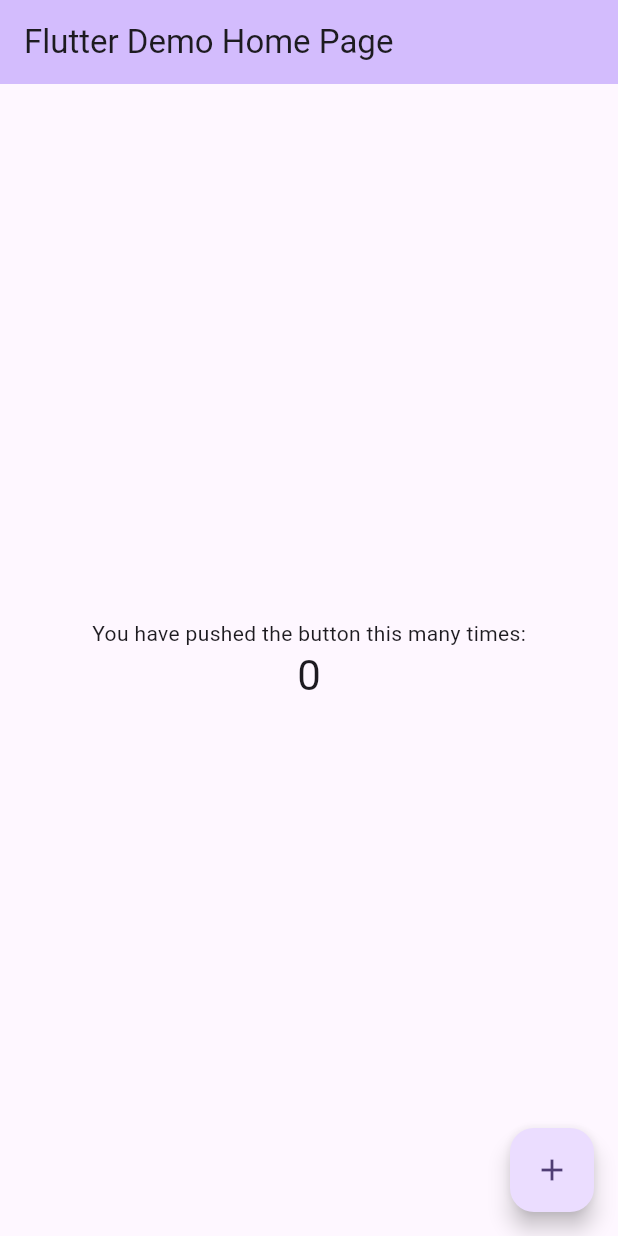
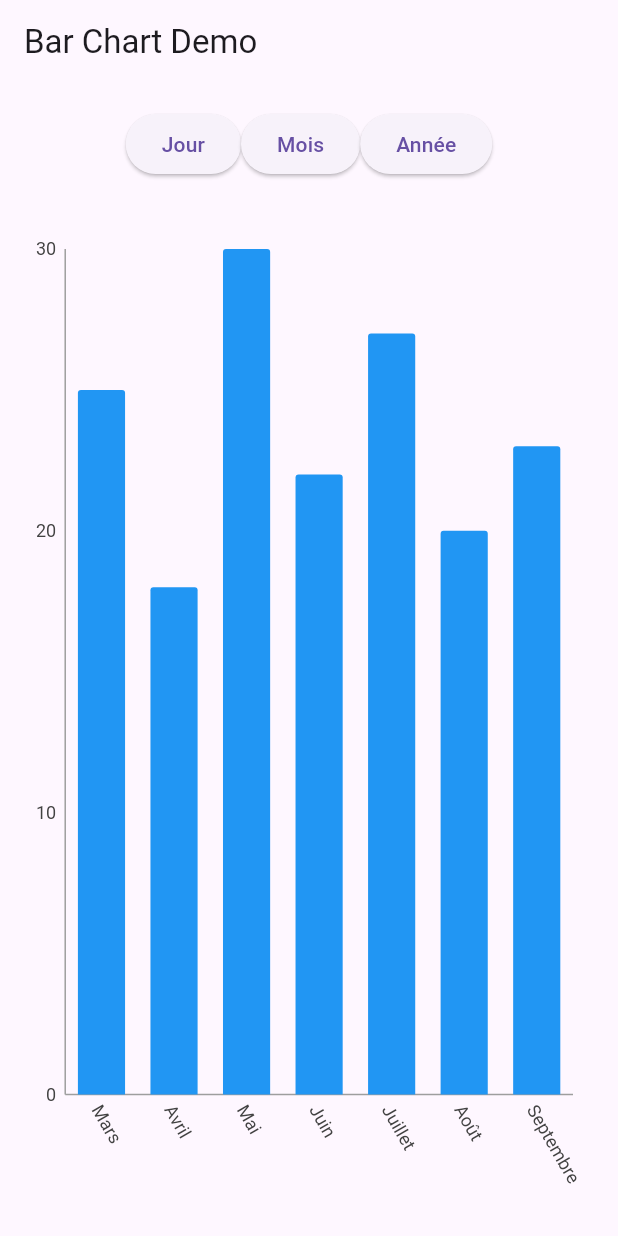
Before and after one commit to omarito47/graphic_chart, a Flutter app: the screen it shows after launch, on a phone screen of 412 x 824 dp. Run offline on Flutter 3.47's test engine with Material 3 defaults, Android fonts, the phone set to English and light mode, and no system bars; our stand-ins replace charts_flutter.

Commit message:
chart bar

```diff
--- /dev/null
+++ b/assets/data.json
@@ -0,0 +1,137 @@
+{
+    "tournées": [
+      {
+        "mois": "Mars",
+        "année": 2023,
+        "réalisés": 25,
+        "date": [
+          {
+            "jour": 12,
+            "réalisés": 1
+          },
+          {
+            "jour": 17,
+            "réalisés": 3
+          },
+          {
+            "jour": 25,
+            "réalisés": 2
+          }
+        ]
+      },
+      {
+        "mois": "Avril",
+        "année": 2023,
+        "réalisés": 18,
+        "date": [
+          {
+            "jour": 5,
+            "réalisés": 2
+          },
+          {
+            "jour": 14,
+            "réalisés": 1
+          },
+          {
+            "jour": 23,
+            "réalisés": 3
+          }
+        ]
+      },
+      {
+        "mois": "Mai",
+        "année": 2023,
+        "réalisés": 30,
+        "date": [
+          {
+            "jour": 2,
+            "réalisés": 4
+          },
+          {
+            "jour": 10,
+            "réalisés": 2
+          },
+          {
+            "jour": 19,
+            "réalisés": 3
+          }
+        ]
+      },
+      {
+        "mois": "Juin",
+        "année": 2023,
+        "réalisés": 22,
+        "date": [
+          {
+            "jour": 7,
+            "réalisés": 1
+          },
+          {
+            "jour": 16,
+            "réalisés": 2
+          },
+          {
+            "jour": 28,
+            "réalisés": 3
+          }
+        ]
+      },
+      {
+        "mois": "Juillet",
+        "année": 2023,
+        "réalisés": 27,
+        "date": [
+          {
+            "jour": 4,
+            "réalisés": 2
+          },
+          {
+            "jour": 13,
+            "réalisés": 3
+          },
+          {
+            "jour": 21,
+            "réalisés": 1
+          }
+        ]
+      },
+      {
+        "mois": "Août",
+        "année": 2023,
+        "réalisés": 20,
+        "date": [
+          {
+            "jour": 8,
+            "réalisés": 1
+          },
+          {
+            "jour": 16,
+            "réalisés": 2
+          },
+          {
+            "jour": 25,
+            "réalisés": 1
+          }
+        ]
+      },
+      {
+        "mois": "Septembre",
+        "année": 2023,
+        "réalisés": 23,
+        "date": [
+          {
+            "jour": 2,
+            "réalisés": 2
+          },
+          {
+            "jour": 10,
+            "réalisés": 3
+          },
+          {
+            "jour": 19,
+            "réalisés": 1
+          }
+        ]
+      }
+    ]
+  }
--- a/lib/main.dart
+++ b/lib/main.dart
@@ -1,125 +1,223 @@
 import 'package:flutter/material.dart';
+import 'package:charts_flutter/flutter.dart' as charts;
 
-void main() {
-  runApp(const MyApp());
-}
+void main() => runApp(MyApp());
 
 class MyApp extends StatelessWidget {
-  const MyApp({super.key});
-
-  // This widget is the root of your application.
   @override
   Widget build(BuildContext context) {
     return MaterialApp(
-      title: 'Flutter Demo',
+      title: 'Bar Chart Demo',
       theme: ThemeData(
-        // This is the theme of your application.
-        //
-        // TRY THIS: Try running your application with "flutter run". You'll see
-        // the application has a purple toolbar. Then, without quitting the app,
-        // try changing the seedColor in the colorScheme below to Colors.green
-        // and then invoke "hot reload" (save your changes or press the "hot
-        // reload" button in a Flutter-supported IDE, or press "r" if you used
-        // the command line to start the app).
-        //
-        // Notice that the counter didn't reset back to zero; the application
-        // state is not lost during the reload. To reset the state, use hot
-        // restart instead.
-        //
-        // This works for code too, not just values: Most code changes can be
-        // tested with just a hot reload.
-        colorScheme: ColorScheme.fromSeed(seedColor: Colors.deepPurple),
-        useMaterial3: true,
+        primarySwatch: Colors.blue,
       ),
-      home: const MyHomePage(title: 'Flutter Demo Home Page'),
+      home: MyHomePage(),
     );
   }
 }
 
 class MyHomePage extends StatefulWidget {
-  const MyHomePage({super.key, required this.title});
-
-  // This widget is the home page of your application. It is stateful, meaning
-  // that it has a State object (defined below) that contains fields that affect
-  // how it looks.
-
-  // This class is the configuration for the state. It holds the values (in this
-  // case the title) provided by the parent (in this case the App widget) and
-  // used by the build method of the State. Fields in a Widget subclass are
-  // always marked "final".
-
-  final String title;
-
   @override
-  State<MyHomePage> createState() => _MyHomePageState();
+  _MyHomePageState createState() => _MyHomePageState();
 }
 
 class _MyHomePageState extends State<MyHomePage> {
-  int _counter = 0;
+  final List<TourneeData> tournees = [
+    TourneeData(
+      mois: 'Mars',
+      annee: 2023,
+      realises: 25,
+      date: [
+        DayData(jour: 12, realises: 1),
+        DayData(jour: 17, realises: 3),
+        DayData(jour: 25, realises: 2),
+      ],
+    ),
+    TourneeData(
+      mois: 'Avril',
+      annee: 2023,
+      realises: 18,
+      date: [
+        DayData(jour: 5, realises: 2),
+        DayData(jour: 14, realises: 1),
+        DayData(jour: 23, realises: 3),
+      ],
+    ),
+    TourneeData(
+      mois: 'Mai',
+      annee: 2023,
+      realises: 30,
+      date: [
+        DayData(jour: 2, realises: 4),
+        DayData(jour: 10, realises: 2),
+        DayData(jour: 19, realises: 3),
+      ],
+    ),
+    TourneeData(
+      mois: 'Juin',
+      annee: 2023,
+      realises: 22,
+      date: [
+        DayData(jour: 7, realises: 1),
+        DayData(jour: 16, realises: 2),
+        DayData(jour: 28, realises: 3),
+      ],
+    ),
+    TourneeData(
+      mois: 'Juillet',
+      annee: 2023,
+      realises: 27,
+      date: [
+        DayData(jour: 4, realises: 2),
+        DayData(jour: 13, realises: 3),
+        DayData(jour: 21, realises: 1),
+      ],
+    ),
+    TourneeData(
+      mois: 'Août',
+      annee: 2023,
+      realises: 20,
+      date: [
+        DayData(jour: 8, realises: 1),
+        DayData(jour: 16, realises: 2),
+        DayData(jour: 25, realises: 1),
+      ],
+    ),
+    TourneeData(
+      mois: 'Septembre',
+      annee: 2023,
+      realises: 23,
+      date: [
+        DayData(jour: 2, realises: 2),
+        DayData(jour: 10, realises: 3),
+        DayData(jour: 19, realises: 1),
+      ],
+    ),
+  ];
 
-  void _incrementCounter() {
+  String selectedInterval = 'Mois';
+
+  void changeInterval(String interval) {
     setState(() {
-      // This call to setState tells the Flutter framework that something has
-      // changed in this State, which causes it to rerun the build method below
-      // so that the display can reflect the updated values. If we changed
-      // _counter without calling setState(), then the build method would not be
-      // called again, and so nothing would appear to happen.
-      _counter++;
+      selectedInterval = interval;
     });
+  }
+
+  List<charts.Series<IntervalData, String>> _createChartData() {
+    List<IntervalData> data = [];
+
+    if (selectedInterval == 'Mois') {
+      for (var tournee in tournees) {
+        data.add(IntervalData(
+          interval: tournee.mois,
+          count: tournee.realises,
+        ));
+      }
+    } else if (selectedInterval == 'Année') {
+      for (var tournee in tournees) {
+        data.add(IntervalData(
+          interval: tournee.annee.toString(),
+          count: tournee.realises,
+        ));
+      }
+    } else {
+      for (var tournee in tournees) {
+        for (var day in tournee.date) {
+          if (selectedInterval == 'Jour' && day.jour != null) {
+            data.add(IntervalData(
+              interval: day.jour.toString(),
+              count: day.realises,
+            ));
+          }
+        }
+      }
+    }
+
+    return [
+      charts.Series<IntervalData, String>(
+        id: 'tournees',
+        domainFn: (IntervalData data, _) => data.interval,
+        measureFn: (IntervalData data, _) => data.count,
+        data: data,
+      )
+    ];
   }
 
   @override
   Widget build(BuildContext context) {
-    // This method is rerun every time setState is called, for instance as done
-    // by the _incrementCounter method above.
-    //
-    // The Flutter framework has been optimized to make rerunning build methods
-    // fast, so that you can just rebuild anything that needs updating rather
-    // than having to individually change instances of widgets.
     return Scaffold(
       appBar: AppBar(
-        // TRY THIS: Try changing the color here to a specific color (to
-        // Colors.amber, perhaps?) and trigger a hot reload to see the AppBar
-        // change color while the other colors stay the same.
-        backgroundColor: Theme.of(context).colorScheme.inversePrimary,
-        // Here we take the value from the MyHomePage object that was created by
-        // the App.build method, and use it to set our appbar title.
-        title: Text(widget.title),
+        title: Text('Bar Chart Demo'),
       ),
-      body: Center(
-        // Center is a layout widget. It takes a single child and positions it
-        // in the middle of the parent.
-        child: Column(
-          // Column is also a layout widget. It takes a list of children and
-          // arranges them vertically. By default, it sizes itself to fit its
-          // children horizontally, and tries to be as tall as its parent.
-          //
-          // Column has various properties to control how it sizes itself and
-          // how it positions its children. Here we use mainAxisAlignment to
-          // center the children vertically; the main axis here is the vertical
-          // axis because Columns are vertical (the cross axis would be
-          // horizontal).
-          //
-          // TRY THIS: Invoke "debug painting" (choose the "Toggle Debug Paint"
-          // action in the IDE, or press "p" in the console), to see the
-          // wireframe for each widget.
-          mainAxisAlignment: MainAxisAlignment.center,
-          children: <Widget>[
-            const Text(
-              'You have pushed the button this many times:',
+      body: Column(
+        children: [
+          Padding(
+            padding: EdgeInsets.all(16.0),
+            child: Row(
+              mainAxisAlignment: MainAxisAlignment.center,
+              children: [
+                ElevatedButton(
+                  onPressed: () => changeInterval('Jour'),
+                  child: Text('Jour'),
+                ),
+                ElevatedButton(
+                  onPressed: () => changeInterval('Mois'),
+                  child: Text('Mois'),
+                ),
+                ElevatedButton(
+                  onPressed: () => changeInterval('Année'),
+                  child: Text('Année'),
+                ),
+              ],
             ),
-            Text(
-              '$_counter',
-              style: Theme.of(context).textTheme.headlineMedium,
+          ),
+          Expanded(
+            child: Padding(
+              padding: EdgeInsets.all(16.0),
+              child: charts.BarChart(
+                _createChartData(),
+                animate: true,
+                domainAxis: charts.OrdinalAxisSpec(
+                  renderSpec: charts.SmallTickRendererSpec(
+                    labelRotation: 60,
+                  ),
+                ),
+                primaryMeasureAxis: charts.NumericAxisSpec(
+                  renderSpec: charts.SmallTickRendererSpec(),
+                ),
+              ),
             ),
-          ],
-        ),
+          ),
+        ],
       ),
-      floatingActionButton: FloatingActionButton(
-        onPressed: _incrementCounter,
-        tooltip: 'Increment',
-        child: const Icon(Icons.add),
-      ), // This trailing comma makes auto-formatting nicer for build methods.
     );
   }
 }
+
+class TourneeData {
+  final String mois;
+  final int annee;
+  final int realises;
+  final List<DayData> date;
+
+  TourneeData({
+    required this.mois,
+    required this.annee,
+    required this.realises,
+    required this.date,
+  });
+}
+
+class DayData {
+  final int jour;
+  final int realises;
+
+  DayData({required this.jour, required this.realises});
+}
+
+class IntervalData {
+  final String interval;
+  final int count;
+
+  IntervalData({required this.interval, required this.count});
+}
```
Also changed, not shown: lib/models/tournee.dart (added, +66 -0 lines), pubspec.yaml (+5 -2 lines), pubspec.lock, 1 other file.
